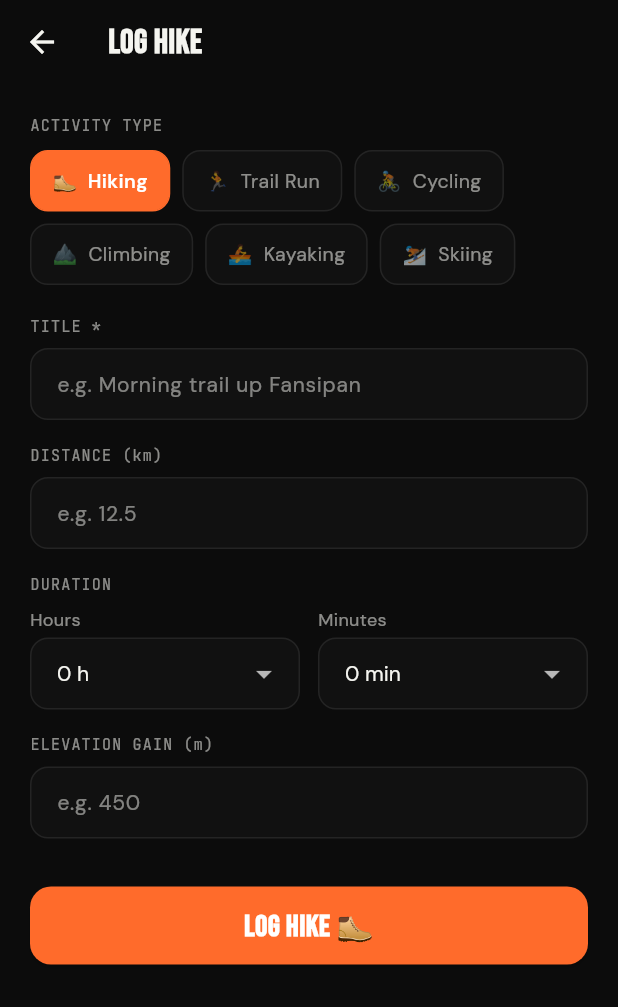
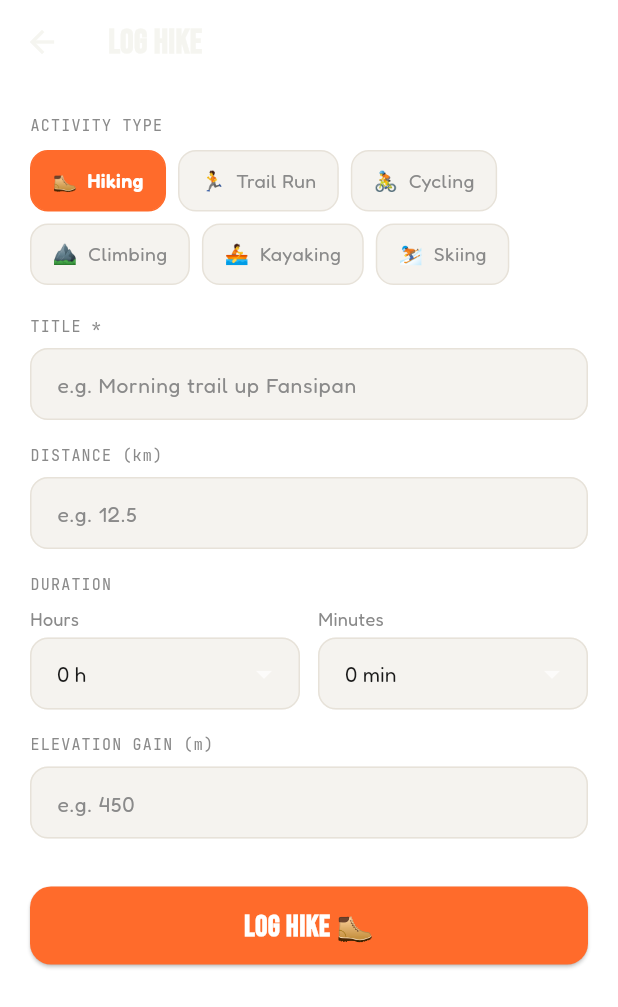
Before and after one commit to sahiladlakha-vn/Explorife2-, a Flutter app: the LogHikeScreen screen opened by its route, on a phone screen of 412 x 824 dp. Shown: the top 1007 px of the screen. Run offline on Flutter 3.47's test engine with Material 3 defaults, Android fonts, the phone set to English and light mode, and no system bars; our stand-ins replace cached_network_image, flutter_dotenv, flutter_map, geolocator, go_router, google_fonts and 5 more; missing offline and left inert: dart:js_interop, dart:ui_web, pointer_interceptor; accounts and stored records are empty; network calls fail.

Commit message:
refactor(hikes): light-theme rework + migrate DropdownButtonFormField value to initialValue
Two independent changes landed together on this file:
- Light-theme token migration (AppTheme.bg/surface/divider/textPrimary/
  textSecondary -> lightSurface/lightCard/lightBorder/lightInk/lightMute,
  GoogleFonts.dmSans -> fredoka) matching the rest of the app's earlier
  responsive/light-theme pass, plus dart format reflow.
- value: is deprecated on DropdownButtonFormField (removed in a future
  Flutter version); initialValue: is a straight rename with identical
  behavior (confirmed against the Flutter SDK source — both feed the
  same FormField.initialValue internally).

Co-Authored-By: Claude Sonnet 5 <noreply@anthropic.com>

```diff
--- a/lib/screens/hikes/log_hike_screen.dart
+++ b/lib/screens/hikes/log_hike_screen.dart
@@ -57,12 +57,12 @@ class _LogHikeScreenState extends State<LogHikeScreen> {
     if (mounted) {
       setState(() => _submitting = false);
       if (ok) {
-        ScaffoldMessenger.of(context).showSnackBar(
-          const SnackBar(content: Text('Hike logged! 🥾')));
+        ScaffoldMessenger.of(context)
+            .showSnackBar(const SnackBar(content: Text('Hike logged! 🥾')));
         context.go('/hikes');
       } else {
-        ScaffoldMessenger.of(context).showSnackBar(
-          const SnackBar(content: Text('Failed to log hike')));
+        ScaffoldMessenger.of(context)
+            .showSnackBar(const SnackBar(content: Text('Failed to log hike')));
       }
     }
   }
@@ -70,9 +70,9 @@ class _LogHikeScreenState extends State<LogHikeScreen> {
   @override
   Widget build(BuildContext context) {
     return Scaffold(
-      backgroundColor: AppTheme.bg,
+      backgroundColor: AppTheme.lightSurface,
       appBar: AppBar(
-        backgroundColor: AppTheme.bg,
+        backgroundColor: AppTheme.lightSurface,
         leading: IconButton(
             icon: const Icon(Icons.arrow_back),
             onPressed: () =>
@@ -84,27 +84,31 @@ class _LogHikeScreenState extends State<LogHikeScreen> {
         padding: const EdgeInsets.all(20),
         child: Form(
           key: _formKey,
-          child: Column(crossAxisAlignment: CrossAxisAlignment.start, children: [
+          child:
+              Column(crossAxisAlignment: CrossAxisAlignment.start, children: [
             _Label('ACTIVITY TYPE'),
             const SizedBox(height: 10),
             Wrap(
-              spacing: 8, runSpacing: 8,
+              spacing: 8,
+              runSpacing: 8,
               children: _activities.map((a) {
                 final sel = _activityType == a.$1;
                 return GestureDetector(
                   onTap: () => setState(() => _activityType = a.$1),
                   child: AnimatedContainer(
                     duration: const Duration(milliseconds: 150),
-                    padding: const EdgeInsets.symmetric(horizontal: 14, vertical: 10),
+                    padding: const EdgeInsets.symmetric(
+                        horizontal: 14, vertical: 10),
                     decoration: BoxDecoration(
-                      color: sel ? AppTheme.primary : AppTheme.surface,
+                      color: sel ? AppTheme.primary : AppTheme.lightCard,
                       borderRadius: BorderRadius.circular(12),
-                      border: Border.all(color: sel ? AppTheme.primary : AppTheme.divider),
+                      border: Border.all(
+                          color: sel ? AppTheme.primary : AppTheme.lightBorder),
                     ),
                     child: Text('${a.$2}  ${a.$3}',
-                        style: GoogleFonts.dmSans(
+                        style: GoogleFonts.fredoka(
                           fontSize: 13,
-                          color: sel ? Colors.white : AppTheme.textSecondary,
+                          color: sel ? Colors.white : AppTheme.lightMute,
                           fontWeight: sel ? FontWeight.w600 : FontWeight.w400,
                         )),
                   ),
@@ -112,42 +116,45 @@ class _LogHikeScreenState extends State<LogHikeScreen> {
               }).toList(),
             ),
             const SizedBox(height: 20),
-
             _Label('TITLE *'),
             const SizedBox(height: 8),
             TextFormField(
               controller: _titleCtrl,
-              style: GoogleFonts.dmSans(color: AppTheme.textPrimary),
+              style: GoogleFonts.fredoka(color: AppTheme.lightInk),
               decoration: _deco('e.g. Morning trail up Fansipan'),
               validator: (v) =>
                   v == null || v.trim().isEmpty ? 'Required' : null,
             ),
             const SizedBox(height: 16),
-
             _Label('DISTANCE (km)'),
             const SizedBox(height: 8),
             TextFormField(
               controller: _distCtrl,
-              keyboardType: const TextInputType.numberWithOptions(decimal: true),
-              style: GoogleFonts.dmSans(color: AppTheme.textPrimary),
+              keyboardType:
+                  const TextInputType.numberWithOptions(decimal: true),
+              style: GoogleFonts.fredoka(color: AppTheme.lightInk),
               decoration: _deco('e.g. 12.5'),
             ),
             const SizedBox(height: 16),
-
             _Label('DURATION'),
             const SizedBox(height: 8),
             Row(children: [
               Expanded(
-                child: Column(crossAxisAlignment: CrossAxisAlignment.start, children: [
-                  Text('Hours', style: GoogleFonts.dmSans(
-                      fontSize: 12, color: AppTheme.textSecondary)),
+                child: Column(
+                    crossAxisAlignment: CrossAxisAlignment.start,
+                    children: [
+                      Text('Hours',
+                          style: GoogleFonts.fredoka(
+                              fontSize: 12, color: AppTheme.lightMute)),
                       const SizedBox(height: 4),
                       DropdownButtonFormField<int>(
-                    value: _hours,
-                    dropdownColor: AppTheme.surface,
-                    style: GoogleFonts.dmSans(color: AppTheme.textPrimary),
+                        initialValue: _hours,
+                        dropdownColor: AppTheme.lightCard,
+                        style: GoogleFonts.fredoka(color: AppTheme.lightInk),
                         decoration: _deco('0'),
-                    items: List.generate(24, (i) => DropdownMenuItem(
+                        items: List.generate(
+                            24,
+                            (i) => DropdownMenuItem(
                                 value: i, child: Text('$i h'))),
                         onChanged: (v) => setState(() => _hours = v ?? 0),
                       ),
@@ -155,34 +162,37 @@ class _LogHikeScreenState extends State<LogHikeScreen> {
               ),
               const SizedBox(width: 12),
               Expanded(
-                child: Column(crossAxisAlignment: CrossAxisAlignment.start, children: [
-                  Text('Minutes', style: GoogleFonts.dmSans(
-                      fontSize: 12, color: AppTheme.textSecondary)),
+                child: Column(
+                    crossAxisAlignment: CrossAxisAlignment.start,
+                    children: [
+                      Text('Minutes',
+                          style: GoogleFonts.fredoka(
+                              fontSize: 12, color: AppTheme.lightMute)),
                       const SizedBox(height: 4),
                       DropdownButtonFormField<int>(
-                    value: _minutes,
-                    dropdownColor: AppTheme.surface,
-                    style: GoogleFonts.dmSans(color: AppTheme.textPrimary),
+                        initialValue: _minutes,
+                        dropdownColor: AppTheme.lightCard,
+                        style: GoogleFonts.fredoka(color: AppTheme.lightInk),
                         decoration: _deco('0'),
-                    items: [0, 5, 10, 15, 20, 30, 45].map((m) =>
-                        DropdownMenuItem(value: m, child: Text('$m min'))).toList(),
+                        items: [0, 5, 10, 15, 20, 30, 45]
+                            .map((m) => DropdownMenuItem(
+                                value: m, child: Text('$m min')))
+                            .toList(),
                         onChanged: (v) => setState(() => _minutes = v ?? 0),
                       ),
                     ]),
               ),
             ]),
             const SizedBox(height: 16),
-
             _Label('ELEVATION GAIN (m)'),
             const SizedBox(height: 8),
             TextFormField(
               controller: _eleCtrl,
               keyboardType: TextInputType.number,
-              style: GoogleFonts.dmSans(color: AppTheme.textPrimary),
+              style: GoogleFonts.fredoka(color: AppTheme.lightInk),
               decoration: _deco('e.g. 450'),
             ),
             const SizedBox(height: 32),
-
             SizedBox(
               width: double.infinity,
               height: 52,
@@ -210,17 +220,15 @@ class _LogHikeScreenState extends State<LogHikeScreen> {
 
   InputDecoration _deco(String hint) => InputDecoration(
         hintText: hint,
-        hintStyle: GoogleFonts.dmSans(
-            fontSize: 14,
-            color: AppTheme.textSecondary.withValues(alpha: 0.5)),
+        hintStyle: GoogleFonts.fredoka(fontSize: 14, color: AppTheme.lightMute),
         filled: true,
-        fillColor: AppTheme.surface,
+        fillColor: AppTheme.lightCard,
         border: OutlineInputBorder(
             borderRadius: BorderRadius.circular(12),
-            borderSide: BorderSide(color: AppTheme.divider)),
+            borderSide: BorderSide(color: AppTheme.lightBorder)),
         enabledBorder: OutlineInputBorder(
             borderRadius: BorderRadius.circular(12),
-            borderSide: BorderSide(color: AppTheme.divider)),
+            borderSide: BorderSide(color: AppTheme.lightBorder)),
         focusedBorder: OutlineInputBorder(
             borderRadius: BorderRadius.circular(12),
             borderSide: const BorderSide(color: AppTheme.primary)),
@@ -235,5 +243,5 @@ class _Label extends StatelessWidget {
   @override
   Widget build(BuildContext context) => Text(text,
       style: GoogleFonts.jetBrainsMono(
-          fontSize: 10, color: AppTheme.textSecondary, letterSpacing: 0.8));
+          fontSize: 10, color: AppTheme.lightMute, letterSpacing: 0.8));
 }
```
Lines whose indentation alone changed are shown as unchanged.
